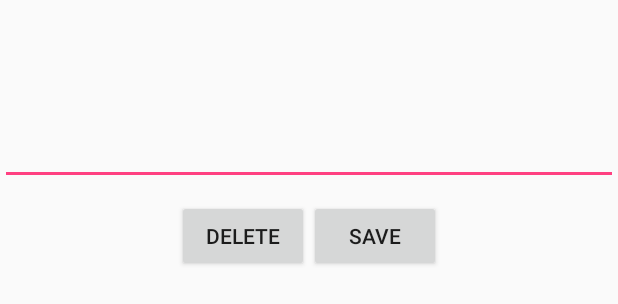
After one commit to InbalNahum/Android, an Android app: the layout edit_data_layout.xml on its own in the app's theme, with its tools: preview values and no code run, on a phone screen of 412 x 824 dp. The commit adds this screen. Shown: the top 304 px of the screen. Run offline under Robolectric (Android 15) with nearby library versions, the phone set to English and light mode, and no system bars.

Commit message:
add the option to delete and saved notes
Inbal

```diff
--- a/HW4/app/src/main/AndroidManifest.xml
+++ b/HW4/app/src/main/AndroidManifest.xml
@@ -17,6 +17,7 @@
             </intent-filter>
         </activity>
         <activity android:name=".EditScreen"></activity>
+        <activity android:name=".EditDataActivity"></activity>
     </application>
 
 </manifest>
--- a/HW4/app/src/main/res/layout/activity_edit_screen.xml
+++ b/HW4/app/src/main/res/layout/activity_edit_screen.xml
@@ -27,7 +27,7 @@
             android:layout_weight="1"
             android:layout_width="0dp"
             android:layout_height="wrap_content"
-            android:hint="The Formt: Title, Description"/>
+            android:hint="The format: Title, Description"/>
 
 
     </LinearLayout>
--- /dev/null
+++ b/HW4/app/src/main/res/layout/edit_data_layout.xml
@@ -0,0 +1,40 @@
+<?xml version="1.0" encoding="utf-8"?>
+<RelativeLayout xmlns:android="http://schemas.android.com/apk/res/android"
+    android:layout_width="match_parent"
+    android:layout_height="match_parent"
+    android:orientation="vertical">
+
+    <EditText
+        android:textAlignment="center"
+        android:layout_width="match_parent"
+        android:layout_height="wrap_content"
+        android:id="@+id/editable_item"
+        android:layout_alignParentTop="true"
+        android:layout_centerHorizontal="true"
+        android:layout_marginTop="78dp"
+        android:ems="10"
+        android:inputType="textPersonName"
+        />
+
+    <LinearLayout
+        android:layout_width="wrap_content"
+        android:layout_height="wrap_content"
+        android:layout_below="@+id/editable_item"
+        android:layout_centerHorizontal="true"
+        android:weightSum="100">
+
+        <Button
+            android:id="@+id/btnDelete"
+            android:layout_width="wrap_content"
+            android:layout_height="wrap_content"
+            android:layout_marginTop="10dp"
+            android:text="DELETE" />
+
+        <Button
+            android:id="@+id/btnSave"
+            android:layout_width="wrap_content"
+            android:layout_height="wrap_content"
+            android:layout_marginTop="10dp"
+            android:text="SAVE" />
+    </LinearLayout>
+</RelativeLayout>
```
Also changed, not shown: HW4/app/src/main/java/com/example/inahum/theshawshankredemption/DataBaseHelper.java (+55 -6 lines), HW4/app/src/main/java/com/example/inahum/theshawshankredemption/EditDataActivity.java (added, +82 -0 lines), HW4/app/src/main/java/com/example/inahum/theshawshankredemption/EditScreen.java (+37 -11 lines), HW4/app/src/main/java/com/example/inahum/theshawshankredemption/MainActivity.java (+4 -4 lines), HW4/app/src/main/java/com/example/inahum/theshawshankredemption/NoteListAdapter.java (+8 -4 lines), HW4/app/src/main/res/layout/list_layout.xml (+9 -6 lines).
